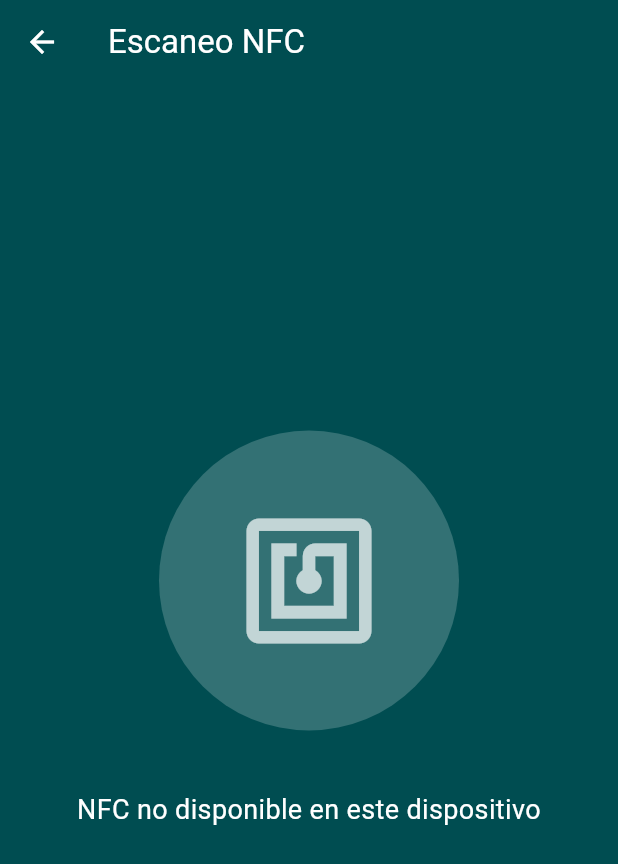
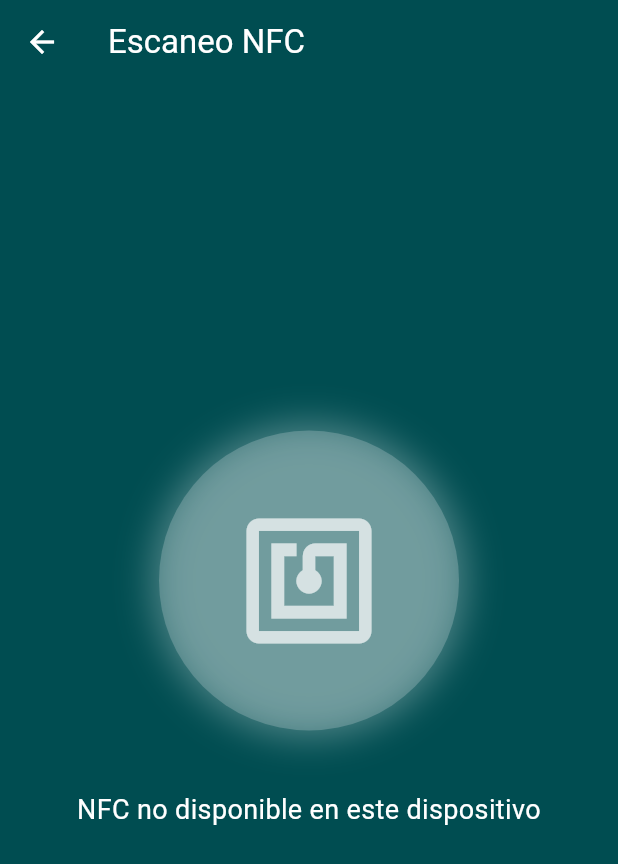
Before and after one commit to meulencv/wenomadus, a Flutter app: the NFCScreenScan screen opened directly, on a phone screen of 412 x 824 dp. Shown: the top 864 px of the screen. Run offline on Flutter 3.47's test engine with Material 3 defaults, Android fonts, the phone set to English and light mode, and no system bars; our stand-ins replace confetti, flutter_card_swiper, flutter_map, latlong2, qr_flutter, shared_preferences and 1 more; missing offline and left inert: nfc_manager, qr_code_scanner_plus; accounts and stored records are empty; project files that could hold a hidden picture were left out.

Commit message:
Añade animaciones de escala y rotación al escaneo NFC y mejora la visualización del estado de escaneo

```diff
--- a/lib/screens/nfc_screen_scan.dart
+++ b/lib/screens/nfc_screen_scan.dart
@@ -24,13 +24,20 @@ class NFCScreenScan extends StatefulWidget {
   State<NFCScreenScan> createState() => _NFCScreenScanState();
 }
 
-class _NFCScreenScanState extends State<NFCScreenScan> {
+class _NFCScreenScanState extends State<NFCScreenScan>
+    with TickerProviderStateMixin {
   bool _isScanning = false;
   String _scanStatus = "Buscando etiquetas NFC...";
   ValueNotifier<dynamic> _tagResult = ValueNotifier(null);
   final _supabase = Supabase.instance.client;
   bool _saving = false;
   CollectibleItem? _scannedItem;
+
+  // Controladores de animación
+  late AnimationController _scaleController;
+  late AnimationController _rotationController;
+  late Animation<double> _scaleAnimation;
+  late Animation<double> _rotationAnimation;
 
   // Listas de elementos coleccionables
   final List<CollectibleItem> foodItems = [
@@ -78,12 +85,50 @@ class _NFCScreenScanState extends State<NFCScreenScan> {
   void initState() {
     super.initState();
     _startNFCScan();
+
+    _scaleController = AnimationController(
+      duration: const Duration(milliseconds: 1000),
+      vsync: this,
+    );
+
+    _rotationController = AnimationController(
+      duration: const Duration(milliseconds: 1500),
+      vsync: this,
+    );
+
+    _scaleAnimation = TweenSequence<double>([
+      TweenSequenceItem(
+        tween: Tween<double>(begin: 1.0, end: 1.5)
+            .chain(CurveTween(curve: Curves.easeOut)),
+        weight: 40.0,
+      ),
+      TweenSequenceItem(
+        tween: Tween<double>(begin: 1.5, end: 1.0)
+            .chain(CurveTween(curve: Curves.elasticIn)),
+        weight: 60.0,
+      ),
+    ]).animate(_scaleController);
+
+    _rotationAnimation = Tween<double>(
+      begin: 0,
+      end: 2 * 3.14159,
+    ).animate(CurvedAnimation(
+      parent: _rotationController,
+      curve: Curves.easeInOut,
+    ));
   }
 
   @override
   void dispose() {
+    _scaleController.dispose();
+    _rotationController.dispose();
     _stopNFCScan();
     super.dispose();
+  }
+
+  void _playEpicRevealAnimation() {
+    _scaleController.forward(from: 0.0);
+    _rotationController.forward(from: 0.0);
   }
 
   Future<void> _startNFCScan() async {
@@ -183,6 +228,9 @@ class _NFCScreenScanState extends State<NFCScreenScan> {
       _scanStatus = "Guardando datos...";
     });
 
+    // Reproducir la animación épica inmediatamente al detectar
+    _playEpicRevealAnimation();
+
     try {
       final userId = _supabase.auth.currentUser?.id;
       if (userId == null) {
@@ -276,7 +324,11 @@ class _NFCScreenScanState extends State<NFCScreenScan> {
           child: Column(
             mainAxisAlignment: MainAxisAlignment.center,
             children: [
-              Container(
+              ScaleTransition(
+                scale: _scaleAnimation,
+                child: RotationTransition(
+                  turns: _rotationAnimation,
+                  child: Container(
                     width: 200,
                     height: 200,
                     decoration: BoxDecoration(
@@ -284,6 +336,13 @@ class _NFCScreenScanState extends State<NFCScreenScan> {
                           ? (_saving ? Colors.orange : Colors.green)
                           : Colors.white.withOpacity(0.2),
                       shape: BoxShape.circle,
+                      boxShadow: [
+                        BoxShadow(
+                          color: Colors.white.withOpacity(0.3),
+                          blurRadius: 20,
+                          spreadRadius: 5,
+                        ),
+                      ],
                     ),
                     child: _scannedItem != null
                         ? ClipOval(
@@ -303,6 +362,8 @@ class _NFCScreenScanState extends State<NFCScreenScan> {
                             _saving ? Icons.cloud_upload : Icons.nfc,
                             size: 100,
                             color: _isScanning ? Colors.white : Colors.white70,
+                          ),
+                  ),
                 ),
               ),
               const SizedBox(height: 40),
```
Lines whose indentation alone changed are shown as unchanged.
